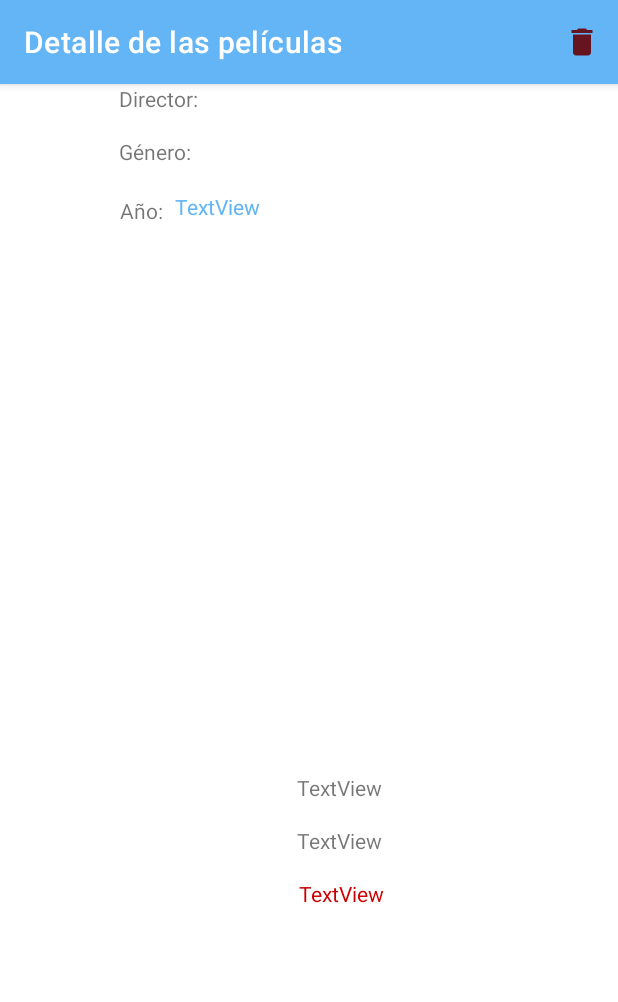
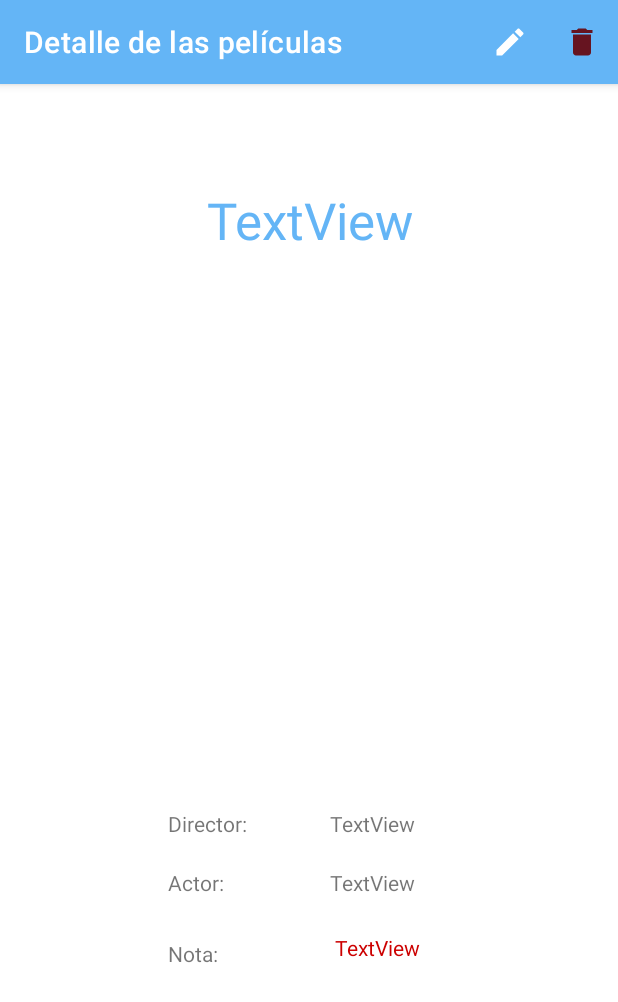
Before and after one commit to nachoregueiro/RegueiroRodriguezIgnacioProyectoPMDM, an Android app: the detalle_Pelicula_Activity screen opened directly, with no data from a screen before it, on a phone screen of 412 x 824 dp. Shown: the top 1002 px of the screen. Run offline under Robolectric (Android 15) with nearby library versions, the phone set to English and light mode, and no system bars; our stand-ins replace Picasso; pictures from the network do not load; 6 statements that could not run were skipped.

Commit message:
Entrega casi final.

```diff
--- a/app/src/main/java/es/regueirorodriguezignacioproyectopmdm/RegistroActivity.kt
+++ b/app/src/main/java/es/regueirorodriguezignacioproyectopmdm/RegistroActivity.kt
@@ -10,7 +10,6 @@ import android.widget.Button
 import android.widget.TextView
 import android.widget.Toast
 import es.regueirorodriguezignacioproyectopmdm.databinding.ActivityRegistroBinding
-import es.regueirorodriguezignacioproyectopmdm.databinding.ActivitySegundaBinding
 import java.util.regex.Pattern
 
 class RegistroActivity : AppCompatActivity() {
--- a/app/src/main/java/es/regueirorodriguezignacioproyectopmdm/detalle_Pelicula_Activity.kt
+++ b/app/src/main/java/es/regueirorodriguezignacioproyectopmdm/detalle_Pelicula_Activity.kt
@@ -1,13 +1,11 @@
 package es.regueirorodriguezignacioproyectopmdm
 
-import android.app.AlertDialog
 import androidx.appcompat.app.AppCompatActivity
 import android.os.Bundle
 import android.view.Menu
 import android.view.MenuItem
 import android.widget.ImageView
 import android.widget.TextView
-import android.widget.Toast
 import com.squareup.picasso.Picasso
 import entities.Pelicula
 import es.regueirorodriguezignacioproyectopmdm.App.Companion.peliculas
@@ -27,7 +25,7 @@ class detalle_Pelicula_Activity : AppCompatActivity() {
         //declaración elementos
         val tvTitulo = findViewById<TextView>(R.id.tveTitulo)
         val tvDirector = findViewById<TextView>(R.id.tvDirector)
-        val tvActor = findViewById<TextView>(R.id.tvActor)
+        val tvActor = findViewById<TextView>(R.id.tveActor)
         val tvNota = findViewById<TextView>(R.id.tvNota)
         val ivFoto = findViewById<ImageView>(R.id.ivFoto)
 
--- a/app/src/main/res/layout/activity_detalle_pelicula.xml
+++ b/app/src/main/res/layout/activity_detalle_pelicula.xml
@@ -10,13 +10,15 @@
     <TextView
         android:id="@+id/tveTitulo"
         style="@style/Widget.MaterialComponents.TextView"
-        android:layout_width="138dp"
-        android:layout_height="33dp"
-        android:layout_marginTop="72dp"
+        android:layout_width="280dp"
+        android:layout_height="69dp"
+        android:layout_marginTop="68dp"
         android:text="TextView"
+        android:textAlignment="center"
         android:textColor="@color/primaryColor"
+        android:textSize="34sp"
         app:layout_constraintEnd_toEndOf="parent"
-        app:layout_constraintHorizontal_bias="0.427"
+        app:layout_constraintHorizontal_bias="0.498"
         app:layout_constraintStart_toStartOf="parent"
         app:layout_constraintTop_toTopOf="parent" />
 
@@ -24,24 +26,42 @@
         android:id="@+id/ivFoto"
         android:layout_width="197dp"
         android:layout_height="262dp"
-        android:layout_marginTop="56dp"
+        android:layout_marginTop="48dp"
         app:layout_constraintEnd_toEndOf="parent"
-        app:layout_constraintHorizontal_bias="0.439"
         app:layout_constraintStart_toStartOf="parent"
         app:layout_constraintTop_toBottomOf="@+id/tveTitulo"
         tools:ignore="MissingConstraints"
         tools:srcCompat="@tools:sample/avatars" />
 
     <TextView
-        android:id="@+id/tvNota"
+        android:id="@+id/textView5"
         android:layout_width="wrap_content"
         android:layout_height="wrap_content"
-        android:layout_marginTop="16dp"
-        android:layout_marginEnd="156dp"
-        android:text="TextView"
-        android:textColor="@android:color/holo_red_dark"
-        app:layout_constraintEnd_toEndOf="parent"
+        android:layout_marginStart="112dp"
+        android:layout_marginTop="36dp"
+        android:text="Director:"
+        app:layout_constraintStart_toStartOf="parent"
+        app:layout_constraintTop_toBottomOf="@+id/ivFoto" />
+
+    <TextView
+        android:id="@+id/Nota"
+        android:layout_width="wrap_content"
+        android:layout_height="wrap_content"
+        android:layout_marginStart="112dp"
+        android:layout_marginTop="28dp"
+        android:text="Nota:"
+        app:layout_constraintStart_toStartOf="parent"
         app:layout_constraintTop_toBottomOf="@+id/tvActor" />
+
+    <TextView
+        android:id="@+id/tvActor"
+        android:layout_width="wrap_content"
+        android:layout_height="wrap_content"
+        android:layout_marginStart="112dp"
+        android:layout_marginTop="20dp"
+        android:text="Actor:"
+        app:layout_constraintStart_toStartOf="parent"
+        app:layout_constraintTop_toBottomOf="@+id/textView5" />
 
     <TextView
         android:id="@+id/tvDirector"
@@ -50,52 +70,31 @@
         android:layout_marginTop="36dp"
         android:text="TextView"
         app:layout_constraintEnd_toEndOf="parent"
-        app:layout_constraintHorizontal_bias="0.558"
+        app:layout_constraintHorizontal_bias="0.62"
         app:layout_constraintStart_toStartOf="parent"
         app:layout_constraintTop_toBottomOf="@+id/ivFoto" />
 
     <TextView
-        android:id="@+id/tvActor"
+        android:id="@+id/tveActor"
         android:layout_width="wrap_content"
         android:layout_height="wrap_content"
-        android:layout_marginTop="16dp"
+        android:layout_marginTop="20dp"
         android:text="TextView"
         app:layout_constraintEnd_toEndOf="parent"
-        app:layout_constraintHorizontal_bias="0.558"
+        app:layout_constraintHorizontal_bias="0.62"
         app:layout_constraintStart_toStartOf="parent"
         app:layout_constraintTop_toBottomOf="@+id/tvDirector" />
 
     <TextView
-        android:id="@+id/textView6"
+        android:id="@+id/tvNota"
         android:layout_width="wrap_content"
         android:layout_height="wrap_content"
-        android:layout_marginTop="16dp"
-        android:text="Género:"
-        app:layout_constraintEnd_toStartOf="@+id/tvActor"
-        app:layout_constraintHorizontal_bias="0.531"
-        app:layout_constraintStart_toStartOf="parent"
-        app:layout_constraintTop_toBottomOf="@+id/textView5" />
-
-    <TextView
-        android:id="@+id/textView7"
-        android:layout_width="wrap_content"
-        android:layout_height="wrap_content"
-        android:layout_marginTop="20dp"
-        android:text="Año:"
-        app:layout_constraintEnd_toStartOf="@+id/tvNota"
-        app:layout_constraintHorizontal_bias="0.467"
-        app:layout_constraintStart_toStartOf="parent"
-        app:layout_constraintTop_toBottomOf="@+id/textView6" />
-
-    <TextView
-        android:id="@+id/textView5"
-        android:layout_width="wrap_content"
-        android:layout_height="wrap_content"
-        android:text="Director:"
-        app:layout_constraintEnd_toStartOf="@+id/tvDirector"
-        app:layout_constraintHorizontal_bias="0.547"
-        app:layout_constraintStart_toStartOf="parent"
-        tools:layout_editor_absoluteY="461dp" />
+        android:layout_marginTop="24dp"
+        android:layout_marginEnd="132dp"
+        android:text="TextView"
+        android:textColor="@android:color/holo_red_dark"
+        app:layout_constraintEnd_toEndOf="parent"
+        app:layout_constraintTop_toBottomOf="@+id/tveActor" />
 
 
 </androidx.constraintlayout.widget.ConstraintLayout>
--- a/app/src/main/res/menu/menu_borrar.xml
+++ b/app/src/main/res/menu/menu_borrar.xml
@@ -1,6 +1,14 @@
 <?xml version="1.0" encoding="utf-8"?>
 <menu xmlns:android="http://schemas.android.com/apk/res/android"
     xmlns:app="http://schemas.android.com/apk/res-auto">
+
+    <item
+        android:id="@+id/editar"
+        android:orderInCategory="100"
+        app:showAsAction="always"
+        android:icon="@drawable/editar"
+        android:title="editar"/>
+
     <item
         android:id="@+id/papelera"
         android:orderInCategory="100"
--- a/app/src/main/res/menu/menu_detalle_personaje.xml
+++ b/app/src/main/res/menu/menu_detalle_personaje.xml
@@ -10,13 +10,6 @@
         android:title="Check"/>
 
     <item
-        android:id="@+id/editar"
-        android:orderInCategory="100"
-        app:showAsAction="always"
-        android:icon="@drawable/editar"
-        android:title="papelera"/>
-
-    <item
         android:id="@+id/papelera"
         android:orderInCategory="100"
         app:showAsAction="always"
```
